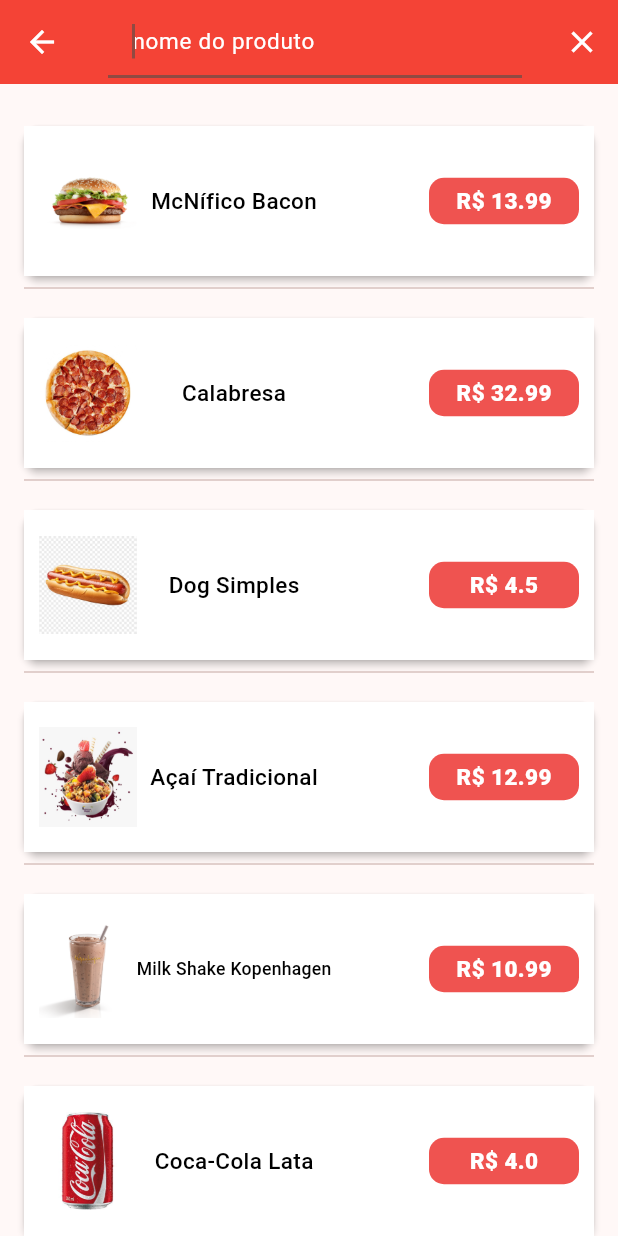
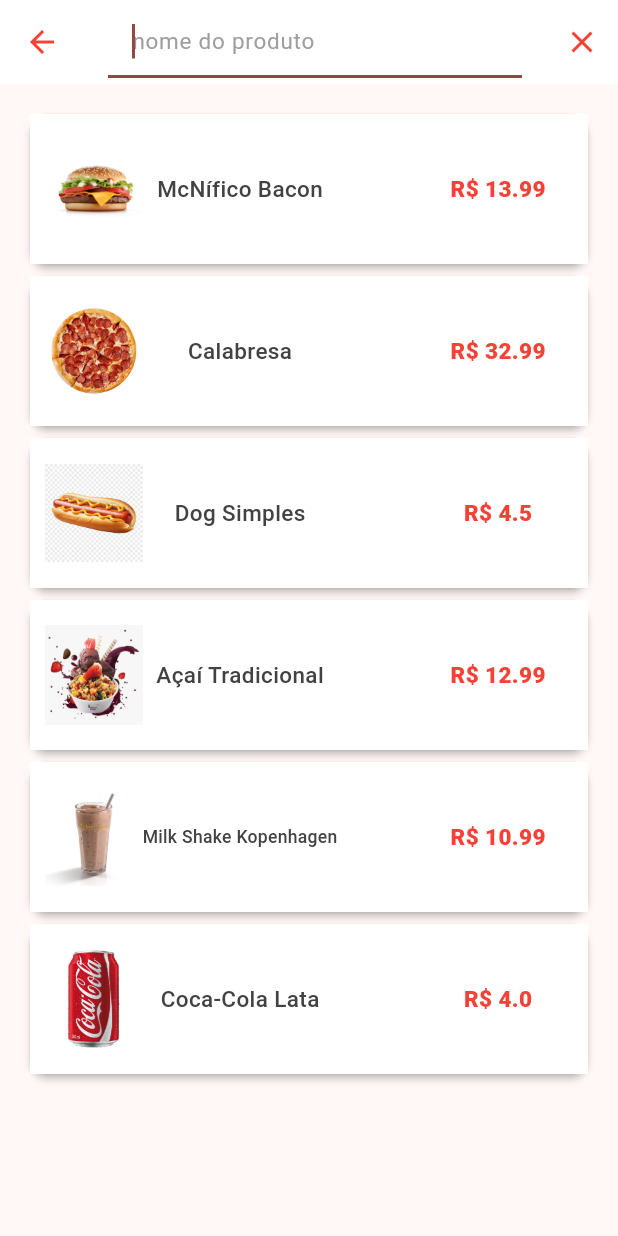
Before and after one commit to melquetrindade/delivery_app, a Flutter app: the screen it shows after launch, item 2 of the bottom bar chosen, after a tap on the "search" icon, on a phone screen of 412 x 824 dp. Run offline on Flutter 3.47's test engine with Material 3 defaults, Android fonts, the light colour scheme and no system bars; network calls fail.

```diff
--- a/delivery_app/lib/pages/favoritos_page.dart
+++ b/delivery_app/lib/pages/favoritos_page.dart
@@ -54,8 +54,9 @@
     print('no favoritos\n');
 
     return Scaffold(
+        backgroundColor: Colors.grey[50],
         appBar: AppBar(
-          backgroundColor: Colors.red,
+          backgroundColor: Colors.white,
           title: Padding(
             padding: const EdgeInsets.only(left: 20),
             child: Text(
@@ -64,7 +65,7 @@
               style: TextStyle(
                 fontWeight: FontWeight.w500,
                 fontSize: 18,
-                color: Colors.white,
+                color: Colors.red,
               ),
             ),
           ),
@@ -77,7 +78,7 @@
                   },
                   icon: Icon(
                     Icons.search,
-                    color: Colors.white,
+                    color: Colors.red,
                   )),
             )
           ],
@@ -87,12 +88,11 @@
                 leading: Icon(Icons.favorite),
                 title: Center(child: Text('Ainda não há produtos favoritados')),
               )
-            : ListView.separated(
+            : ListView.builder(
                 itemBuilder: (BuildContext context, int produto) {
                   return MyCard(produto: listaTeste[produto]);
                 },
                 padding: EdgeInsets.all(16),
-                separatorBuilder: (_, ___) => Divider(),
                 itemCount: listaTeste.length,
               ));
   }
--- a/delivery_app/lib/pages/produto_details.dart
+++ b/delivery_app/lib/pages/produto_details.dart
@@ -26,7 +26,7 @@
       slivers: [
         SliverAppBar(
           iconTheme: IconThemeData(color: Colors.white),
-          backgroundColor: Colors.red[400],
+          backgroundColor: Colors.red,
           expandedHeight: 290,
           floating: false,
           pinned: true,
--- a/delivery_app/lib/pages/searchFav.dart
+++ b/delivery_app/lib/pages/searchFav.dart
@@ -11,15 +11,15 @@
   ThemeData appBarTheme(BuildContext context) {
     return Theme.of(context).copyWith(
       appBarTheme: const AppBarTheme(
-        color: Colors.red,
+        color: Colors.white,
       ),
       textTheme: const TextTheme(
-        titleLarge: TextStyle(fontSize: 15.0, color: Colors.white),
+        titleLarge: TextStyle(fontSize: 15.0, color: Colors.black),
       ),
       inputDecorationTheme: const InputDecorationTheme(
-        fillColor: Colors.red,
+        fillColor: Colors.white,
         filled: true,
-        hintStyle: TextStyle(fontSize: 15.0, color: Colors.white),
+        hintStyle: TextStyle(fontSize: 15.0, color: Colors.grey),
       ),
     );
   }
@@ -33,7 +33,7 @@
       IconButton(
         icon: Icon(
           Icons.clear,
-          color: Colors.white,
+          color: Colors.red,
         ),
         onPressed: () {
           query = "";
@@ -47,7 +47,7 @@
     return IconButton(
       icon: Icon(
         Icons.arrow_back,
-        color: Colors.white,
+        color: Colors.red,
       ),
       onPressed: () {
         close(context, "");
@@ -78,12 +78,11 @@
         ),
       );
     }
-    return ListView.separated(
+    return ListView.builder(
       itemBuilder: (BuildContext context, int produto) {
         return MyCard(produto: matchQuery[produto]);
       },
       padding: EdgeInsets.all(16),
-      separatorBuilder: (_, ___) => Divider(),
       itemCount: matchQuery.length,
     );
   }
@@ -97,12 +96,11 @@
       }
     }
 
-    return ListView.separated(
+    return ListView.builder(
       itemBuilder: (BuildContext context, int produto) {
         return MyCard(produto: matchQuery[produto]);
       },
       padding: EdgeInsets.all(16),
-      separatorBuilder: (_, ___) => Divider(),
       itemCount: matchQuery.length,
     );
   }
--- a/delivery_app/lib/widgets/favoritos/card.dart
+++ b/delivery_app/lib/widgets/favoritos/card.dart
@@ -28,10 +28,6 @@
   Widget build(BuildContext context) {
     double preco = widget.produto.valor;
     return Card(
-      shape: RoundedRectangleBorder(
-        borderRadius: BorderRadius.circular(10), // Borda arredondada
-      ),
-      margin: EdgeInsets.only(top: 12),
       elevation: 2,
       child: InkWell(
         onTap: () {
@@ -60,7 +56,7 @@
                             widget.produto.nome,
                             style: TextStyle(
                                 fontWeight: FontWeight.w500,
-                                color: Colors.black,
+                                color: Colors.grey[800],
                                 fontSize: 15),
                           ),
                           fit: BoxFit.scaleDown,
@@ -71,10 +67,6 @@
                 ),
                 Container(
                     width: 100,
-                    decoration: BoxDecoration(
-                      color: Colors.red[400],
-                      borderRadius: BorderRadius.circular(10),
-                    ),
                     child: FittedBox(
                       child: Padding(
                         padding: const EdgeInsets.only(top: 5, bottom: 5),
@@ -83,7 +75,7 @@
                           style: TextStyle(
                               fontWeight: FontWeight.w800,
                               fontSize: 15,
-                              color: Colors.white),
+                              color: Colors.red),
                         ),
                       ),
                       fit: BoxFit.scaleDown,
```
Also changed, not shown: delivery_app/lib/pages/pedidos_page.dart (+161 -11 lines), delivery_app/lib/widgets/produtosDetails/components_body.dart (+5 -7 lines).
